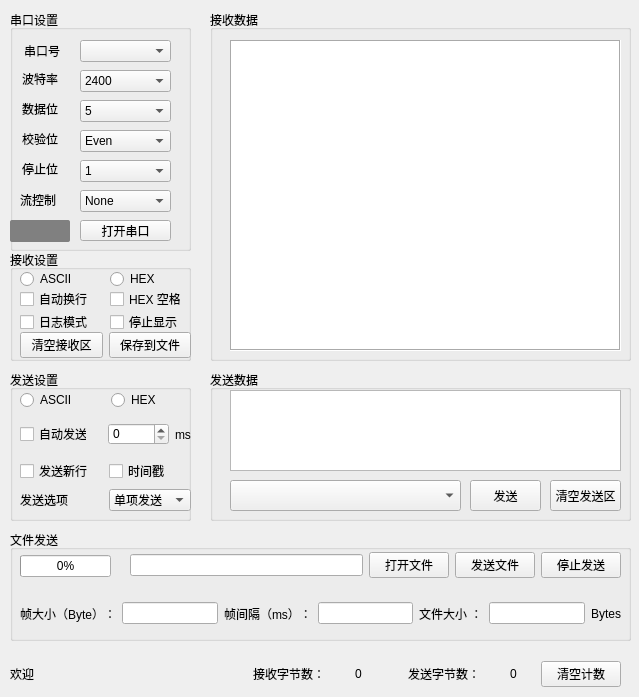
First picture: the form in widget.ui, repository zoufudun/SerialPort, before the edit.
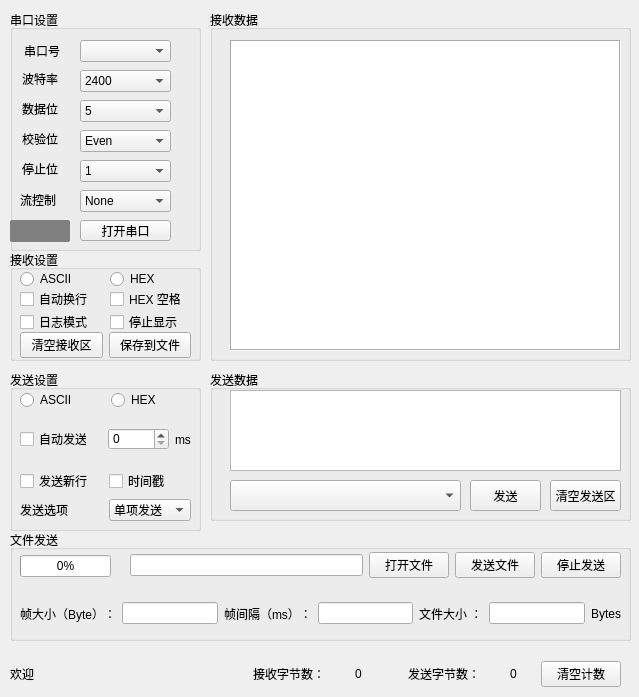
Second picture: the form after the edit. Icons and pictures are not drawn.

Commit message: 完善对串口刷新的实时刷新

Patch:
```diff
--- a/widget.ui
+++ b/widget.ui
@@ -40,7 +40,7 @@
     <rect>
      <x>10</x>
      <y>10</y>
-     <width>181</width>
+     <width>191</width>
      <height>241</height>
     </rect>
    </property>
@@ -332,7 +332,7 @@
     <rect>
      <x>10</x>
      <y>250</y>
-     <width>181</width>
+     <width>191</width>
      <height>111</height>
     </rect>
    </property>
@@ -552,8 +552,8 @@
     <rect>
      <x>10</x>
      <y>370</y>
-     <width>181</width>
-     <height>151</height>
+     <width>191</width>
+     <height>161</height>
     </rect>
    </property>
    <property name="title">
@@ -565,7 +565,7 @@
       <x>10</x>
       <y>20</y>
       <width>171</width>
-      <height>121</height>
+      <height>131</height>
      </rect>
     </property>
     <layout class="QVBoxLayout" name="verticalLayout">
```
Left out of the diff: 2 changed lines with no effect on the pictures. The commit also changes 2 other files.
